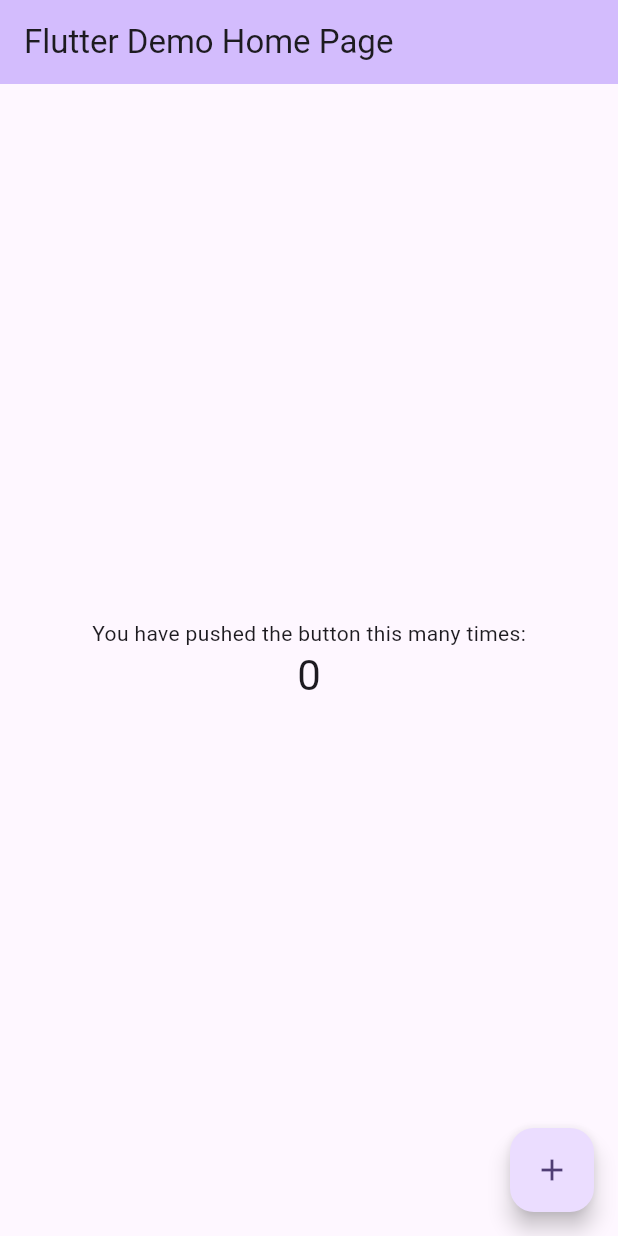
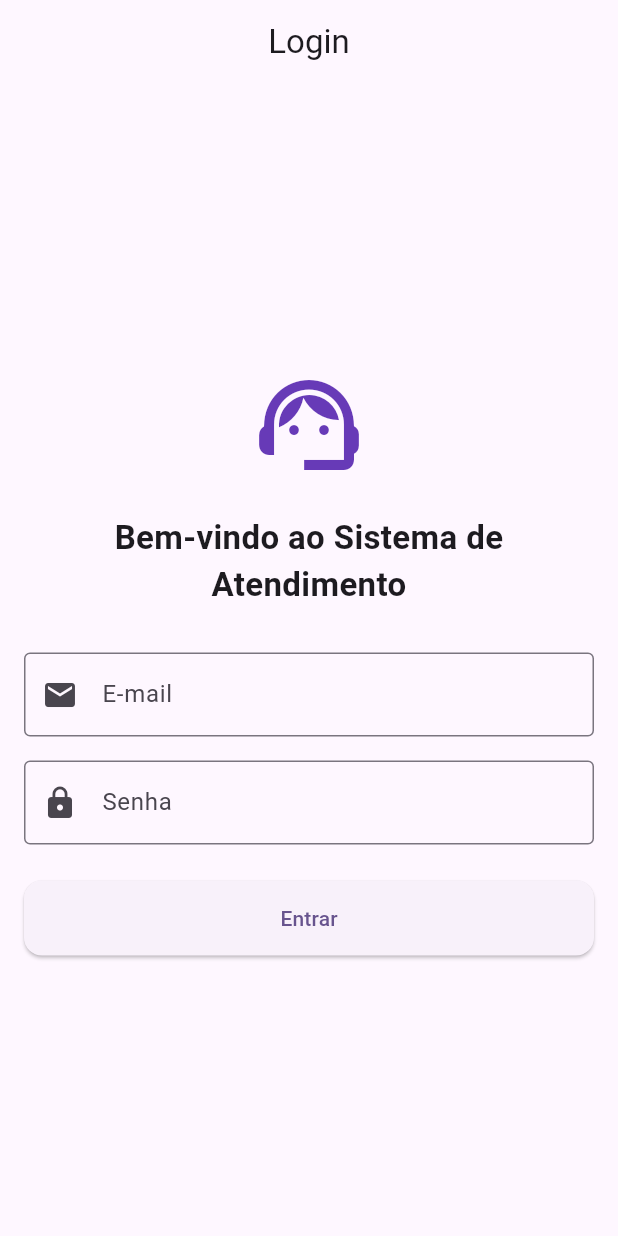
Before and after one commit to could-ai/019a0962-96c8-7d68-94a3-a6a1894be01e, a Flutter app: the screen it shows after launch, on a phone screen of 412 x 824 dp. Run offline on Flutter 3.47's test engine with Material 3 defaults, Android fonts, the phone set to English and light mode, and no system bars.

Commit message:
O arquivo principal foi reestruturado para dar suporte à nova arquitetura do aplicativo. Removi o código de exemplo do contador e configurei um sistema de rotas nomeadas para gerenciar a navegação entre as telas de login, a tela principal e a tela de agendamento de serviços. A tela de login foi definida como a rota inicial.; Criei a tela de login, que serve como ponto de entrada para o aplicativo. Ela possui campos para e-mail e senha com validação básica, além de um botão 'Entrar'. No momento, o botão apenas redireciona o usuário para a tela principal, simulando um login bem-sucedido, pois a lógica de autenticação real será adicionada posteriormente.; Desenvolvi a tela principal, que futuramente listará os atendimentos do usuário. Atualmente, ela exibe uma mensagem informando que não há serviços agendados. Adicionei um botão flutuante (+) que permite ao usuário navegar para a tela de agendamento e um botão de logout na barra de navegação para retornar à tela de login.; Implementei a tela de agendamento de serviço, que contém um formulário para o cliente detalhar o problema. Incluí campos para a descrição do problema, tipo de equipamento e um seletor de data. O botão 'Agendar' valida o formulário e, por enquanto, exibe uma mensagem de sucesso antes de retornar à tela anterior, preparando o terreno para a futura integração com o banco de dados.

```diff
--- a/usr/lib/main.dart
+++ b/usr/lib/main.dart
@@ -1,4 +1,7 @@
 import 'package:flutter/material.dart';
+import 'package:couldai_user_app/screens/login_screen.dart';
+import 'package:couldai_user_app/screens/home_screen.dart';
+import 'package:couldai_user_app/screens/schedule_service_screen.dart';
 
 void main() {
   runApp(const MyApp());
@@ -7,114 +10,21 @@ void main() {
 class MyApp extends StatelessWidget {
   const MyApp({super.key});
 
-  // This widget is the root of your application.
   @override
   Widget build(BuildContext context) {
     return MaterialApp(
-      title: 'Flutter Demo',
+      title: 'Sistema de Atendimento Técnico',
       debugShowCheckedModeBanner: false,
       theme: ThemeData(
-        // This is the theme of your application.
-        //
-        // TRY THIS: Try running your application with "flutter run". You'll see
-        // the application has a purple toolbar. Then, without quitting the app,
-        // try changing the seedColor in the colorScheme below to Colors.green
-        // and then invoke "hot reload" (save your changes or press the "hot
-        // reload" button in a Flutter-supported IDE, or press "r" if you used
-        // the command line to start the app).
-        //
-        // Notice that the counter didn't reset back to zero; the application
-        // state is not lost during the reload. To reset the state, use hot
-        // restart instead.
-        //
-        // This works for code too, not just values: Most code changes can be
-        // tested with just a hot reload.
         colorScheme: ColorScheme.fromSeed(seedColor: Colors.deepPurple),
+        useMaterial3: true,
       ),
-      home: const MyHomePage(title: 'Flutter Demo Home Page'),
+      initialRoute: '/',
+      routes: {
+        '/': (context) => const LoginScreen(),
+        '/home': (context) => const HomeScreen(),
+        '/schedule': (context) => const ScheduleServiceScreen(),
+      },
     );
   }
 }
-
-class MyHomePage extends StatefulWidget {
-  const MyHomePage({super.key, required this.title});
-
-  // This widget is the home page of your application. It is stateful, meaning
-  // that it has a State object (defined below) that contains fields that affect
-  // how it looks.
-
-  // This class is the configuration for the state. It holds the values (in this
-  // case the title) provided by the parent (in this case the App widget) and
-  // used by the build method of the State. Fields in a Widget subclass are
-  // always marked "final".
-
-  final String title;
-
-  @override
-  State<MyHomePage> createState() => _MyHomePageState();
-}
-
-class _MyHomePageState extends State<MyHomePage> {
-  int _counter = 0;
-
-  void _incrementCounter() {
-    setState(() {
-      // This call to setState tells the Flutter framework that something has
-      // changed in this State, which causes it to rerun the build method below
-      // so that the display can reflect the updated values. If we changed
-      // _counter without calling setState(), then the build method would not be
-      // called again, and so nothing would appear to happen.
-      _counter++;
-    });
-  }
-
-  @override
-  Widget build(BuildContext context) {
-    // This method is rerun every time setState is called, for instance as done
-    // by the _incrementCounter method above.
-    //
-    // The Flutter framework has been optimized to make rerunning build methods
-    // fast, so that you can just rebuild anything that needs updating rather
-    // than having to individually change instances of widgets.
-    return Scaffold(
-      appBar: AppBar(
-        // TRY THIS: Try changing the color here to a specific color (to
-        // Colors.amber, perhaps?) and trigger a hot reload to see the AppBar
-        // change color while the other colors stay the same.
-        backgroundColor: Theme.of(context).colorScheme.inversePrimary,
-        // Here we take the value from the MyHomePage object that was created by
-        // the App.build method, and use it to set our appbar title.
-        title: Text(widget.title),
-      ),
-      body: Center(
-        // Center is a layout widget. It takes a single child and positions it
-        // in the middle of the parent.
-        child: Column(
-          // Column is also a layout widget. It takes a list of children and
-          // arranges them vertically. By default, it sizes itself to fit its
-          // children horizontally, and tries to be as tall as its parent.
-          //
-          // Column has various properties to control how it sizes itself and
-          // how it positions its children. Here we use mainAxisAlignment to
-          // center the children vertically; the main axis here is the vertical
-          // axis because Columns are vertical (the cross axis would be
-          // horizontal).
-          //
-          // TRY THIS: Invoke "debug painting" (choose the "Toggle Debug Paint"
-          // action in the IDE, or press "p" in the console), to see the
-          // wireframe for each widget.
-          mainAxisAlignment: MainAxisAlignment.center,
-          children: <Widget>[
-            const Text('You have pushed the button this many times:'),
-            Text('$_counter', style: Theme.of(context).textTheme.headlineMedium),
-          ],
-        ),
-      ),
-      floatingActionButton: FloatingActionButton(
-        onPressed: _incrementCounter,
-        tooltip: 'Increment',
-        child: const Icon(Icons.add),
-      ), // This trailing comma makes auto-formatting nicer for build methods.
-    );
-  }
-}
--- /dev/null
+++ b/usr/lib/screens/login_screen.dart
@@ -0,0 +1,104 @@
+import 'package:flutter/material.dart';
+
+class LoginScreen extends StatefulWidget {
+  const LoginScreen({super.key});
+
+  @override
+  State<LoginScreen> createState() => _LoginScreenState();
+}
+
+class _LoginScreenState extends State<LoginScreen> {
+  final _formKey = GlobalKey<FormState>();
+  final _emailController = TextEditingController();
+  final _passwordController = TextEditingController();
+
+  void _login() {
+    if (_formKey.currentState!.validate()) {
+      // Lógica de autenticação será implementada futuramente
+      Navigator.pushReplacementNamed(context, '/home');
+    }
+  }
+
+  @override
+  Widget build(BuildContext context) {
+    return Scaffold(
+      appBar: AppBar(
+        title: const Text('Login'),
+        centerTitle: true,
+      ),
+      body: Center(
+        child: SingleChildScrollView(
+          padding: const EdgeInsets.all(16.0),
+          child: Form(
+            key: _formKey,
+            child: Column(
+              mainAxisAlignment: MainAxisAlignment.center,
+              children: <Widget>[
+                const Icon(Icons.support_agent, size: 80, color: Colors.deepPurple),
+                const SizedBox(height: 20),
+                const Text(
+                  'Bem-vindo ao Sistema de Atendimento',
+                  style: TextStyle(fontSize: 22, fontWeight: FontWeight.bold),
+                  textAlign: TextAlign.center,
+                ),
+                const SizedBox(height: 30),
+                TextFormField(
+                  controller: _emailController,
+                  decoration: const InputDecoration(
+                    labelText: 'E-mail',
+                    border: OutlineInputBorder(),
+                    prefixIcon: Icon(Icons.email),
+                  ),
+                  keyboardType: TextInputType.emailAddress,
+                  validator: (value) {
+                    if (value == null || value.isEmpty) {
+                      return 'Por favor, insira seu e-mail';
+                    }
+                    if (!value.contains('@')) {
+                      return 'Por favor, insira um e-mail válido';
+                    }
+                    return null;
+                  },
+                ),
+                const SizedBox(height: 16),
+                TextFormField(
+                  controller: _passwordController,
+                  decoration: const InputDecoration(
+                    labelText: 'Senha',
+                    border: OutlineInputBorder(),
+                    prefixIcon: Icon(Icons.lock),
+                  ),
+                  obscureText: true,
+                  validator: (value) {
+                    if (value == null || value.isEmpty) {
+                      return 'Por favor, insira sua senha';
+                    }
+                    return null;
+                  },
+                ),
+                const SizedBox(height: 24),
+                ElevatedButton(
+                  onPressed: _login,
+                  style: ElevatedButton.styleFrom(
+                    minimumSize: const Size(double.infinity, 50),
+                    shape: RoundedRectangleBorder(
+                      borderRadius: BorderRadius.circular(12),
+                    ),
+                  ),
+                  child: const Text('Entrar'),
+                ),
+              ],
+            ),
+          ),
+        ),
+      ),
+    );
+  }
+
+  @override
+  void dispose() {
+    _emailController.dispose();
+    _passwordController.dispose();
+    super.dispose();
+  }
+}
```
Also changed, not shown: usr/lib/screens/home_screen.dart (added, +54 -0 lines), usr/lib/screens/schedule_service_screen.dart (added, +120 -0 lines).
